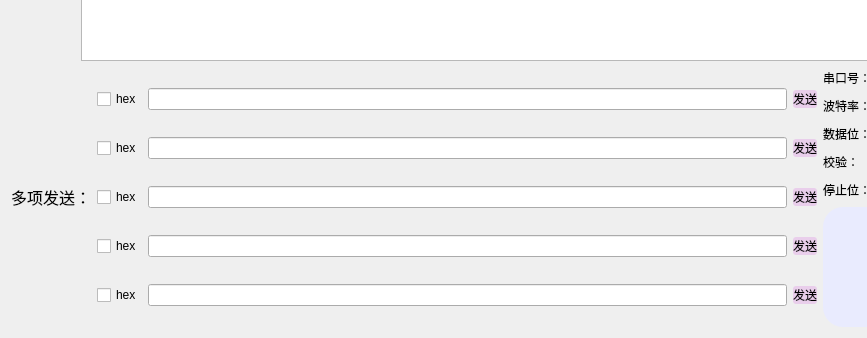
Above: NGroundStation/sendandreceive.ui from wustyuyi/NGroundStation before the change; both pictures show x 0 to 867 and y 488 to 826 of the 1088 by 826 pixel window. Below: the same form after it.
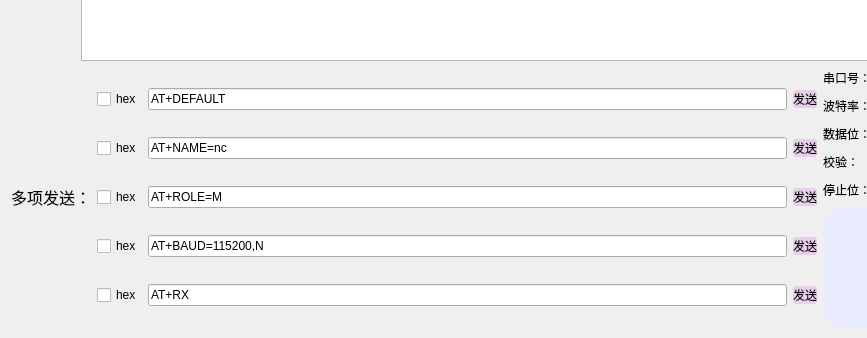
That is the form after the change. Icons and pictures are not drawn.

```diff
--- a/NGroundStation/sendandreceive.ui
+++ b/NGroundStation/sendandreceive.ui
@@ -856,16 +856,32 @@
         </widget>
        </item>
        <item row="1" column="1">
-        <widget class="QLineEdit" name="lineEdit2"/>
+        <widget class="QLineEdit" name="lineEdit2">
+         <property name="text">
+          <string>AT+NAME=nc</string>
+         </property>
+        </widget>
        </item>
        <item row="2" column="1">
-        <widget class="QLineEdit" name="lineEdit3"/>
+        <widget class="QLineEdit" name="lineEdit3">
+         <property name="text">
+          <string>AT+ROLE=M</string>
+         </property>
+        </widget>
        </item>
        <item row="4" column="1">
-        <widget class="QLineEdit" name="lineEdit5"/>
+        <widget class="QLineEdit" name="lineEdit5">
+         <property name="text">
+          <string>AT+RX</string>
+         </property>
+        </widget>
        </item>
        <item row="3" column="1">
-        <widget class="QLineEdit" name="lineEdit4"/>
+        <widget class="QLineEdit" name="lineEdit4">
+         <property name="text">
+          <string>AT+BAUD=115200,N</string>
+         </property>
+        </widget>
        </item>
        <item row="1" column="2">
         <widget class="QPushButton" name="bt_send2">
@@ -898,6 +914,9 @@
            <height>0</height>
           </size>
          </property>
+         <property name="text">
+          <string>AT+DEFAULT</string>
+         </property>
         </widget>
        </item>
        <item row="2" column="0">
```
